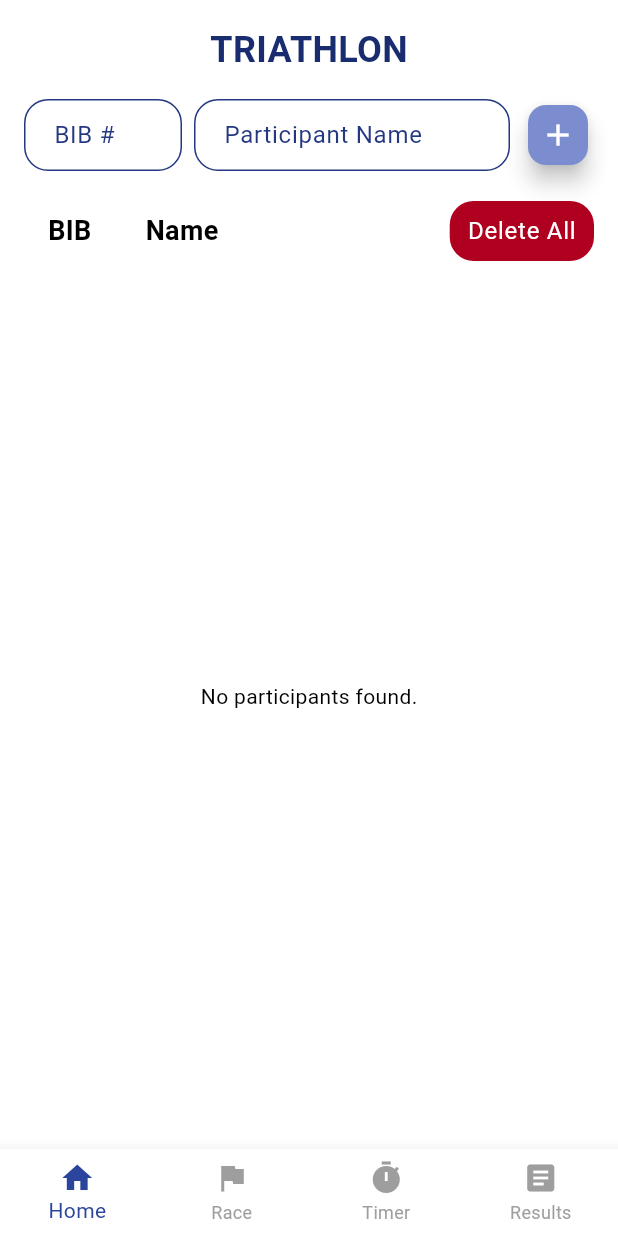
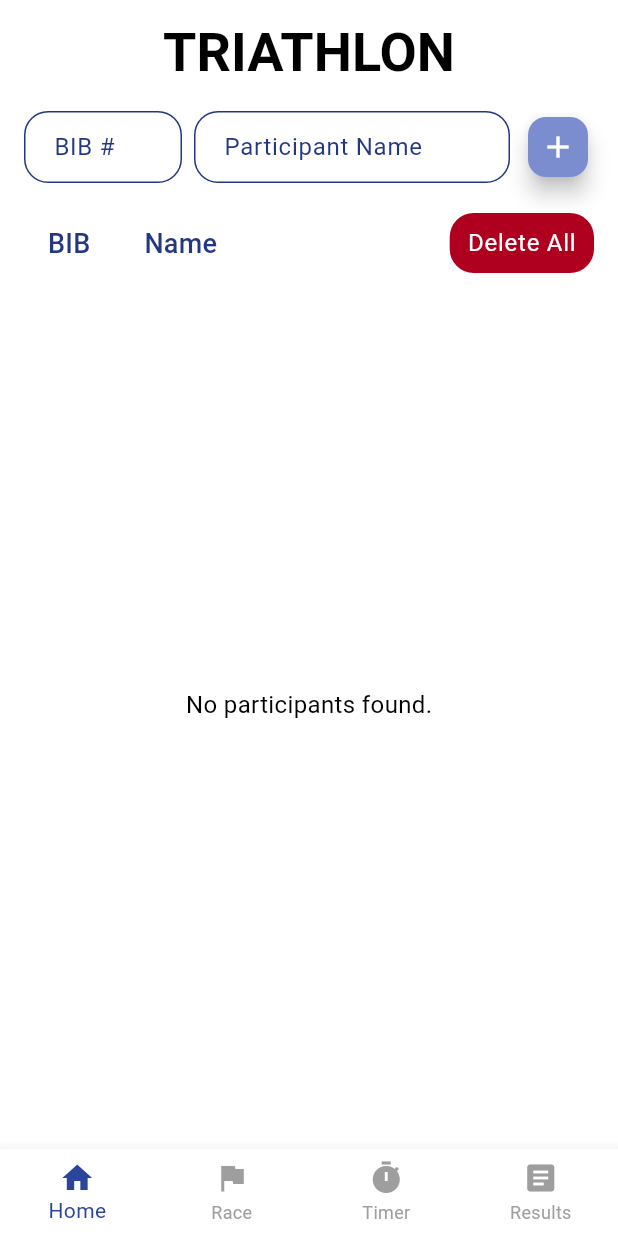
Before and after one commit to SamnangKong426/sport_chrono, a Flutter app: the screen it shows after launch, on a phone screen of 412 x 824 dp. Run offline on Flutter 3.47's test engine with Material 3 defaults, Android fonts, the phone set to English and light mode, and no system bars; our stand-ins replace cloud_firestore, firebase_core; missing offline and left inert: dart:html; accounts and stored records are empty; Roboto replaces fonts that are missing (Poppins); statements that could not run were skipped.

Commit message:
Add App-Theme and already apply it on participant_view.dart

```diff
--- /dev/null
+++ b/lib/themes/app_colors.dart
@@ -0,0 +1,12 @@
+// lib/theme/app_colors.dart
+
+import 'package:flutter/material.dart';
+
+class AppColors {
+  static const primary = Color(0xFF7B8DCF);
+  static const primaryDark = Color(0xFF243882);
+  static const secondary = Color(0xFF00C853);
+  static const background = Color(0xFFF9F9F9);
+  static const textPrimary = Color(0xFF212121);
+  static const textSecondary = Color(0xFF757575);
+}
--- /dev/null
+++ b/lib/themes/app_spacing.dart
@@ -0,0 +1,26 @@
+import 'package:flutter/material.dart';
+
+class AppSpacing {
+  // Padding
+  static const EdgeInsets screenPadding = EdgeInsets.symmetric(horizontal: 16.0, vertical: 12.0);
+  static const EdgeInsets horizontalPadding = EdgeInsets.symmetric(horizontal: 16.0);
+  static const EdgeInsets verticalPadding = EdgeInsets.symmetric(vertical: 12.0);
+  static const EdgeInsets all8 = EdgeInsets.all(8.0);
+  static const EdgeInsets all16 = EdgeInsets.all(16.0);
+  static const EdgeInsets all24 = EdgeInsets.all(24.0);
+
+  // Margin
+  static const EdgeInsets top8 = EdgeInsets.only(top: 8.0);
+  static const EdgeInsets bottom16 = EdgeInsets.only(bottom: 16.0);
+  static const EdgeInsets horizontal24 = EdgeInsets.symmetric(horizontal: 24.0);
+
+  // Spacing between widgets (SizedBox)
+  static const SizedBox gapH4 = SizedBox(height: 4.0);
+  static const SizedBox gapW4 = SizedBox(width: 4.0);
+  static const SizedBox gapH8 = SizedBox(height: 8.0);
+  static const SizedBox gapW8 = SizedBox(width: 8.0);
+  static const SizedBox gapH16 = SizedBox(height: 16.0);
+  static const SizedBox gapW16 = SizedBox(width: 16.0);
+  static const SizedBox gapH24 = SizedBox(height: 24.0);
+  static const SizedBox gapW24 = SizedBox(width: 24.0);
+}
--- /dev/null
+++ b/lib/themes/app_text_styles.dart
@@ -0,0 +1,18 @@
+import 'package:flutter/material.dart';
+import 'app_colors.dart';
+
+class AppTextStyles {
+  static const textTheme = TextTheme(
+    headlineLarge: TextStyle(fontSize: 26, fontWeight: FontWeight.bold),
+    headlineMedium: TextStyle(fontSize: 48, fontWeight: FontWeight.bold),
+    titleLarge: TextStyle(fontSize: 36, fontWeight: FontWeight.bold),
+    titleMedium: TextStyle(
+      fontSize: 18,
+      fontWeight: FontWeight.w500,
+      color: AppColors.primaryDark,
+    ),
+    bodyLarge: TextStyle(fontSize: 16, color: AppColors.primary),
+    bodyMedium: TextStyle(fontSize: 16),
+    bodySmall: TextStyle(fontSize: 14, color: Colors.grey),
+  );
+}
--- a/lib/themes/app_theme.dart
+++ b/lib/themes/app_theme.dart
@@ -1,29 +1,68 @@
+// import 'package:flutter/material.dart';
+
+// class AppTheme {
+//   // Colors
+//   static const Color primaryColor = Color(0xFF7B8DCF);
+//   static const Color selectedColor = Color(0xFF243882);
+
+//   // Themedata
+//   static final ThemeData light = ThemeData(
+//     primaryColor: primaryColor,
+//     colorScheme: ColorScheme.light(
+//       primary: primaryColor,
+//       secondary: selectedColor,
+//     ),
+//     scaffoldBackgroundColor: Colors.white,
+
+//     textTheme: const TextTheme(
+//       headlineMedium: TextStyle(fontSize: 48, fontWeight: FontWeight.bold),
+//       titleLarge: TextStyle(fontSize: 36, fontWeight: FontWeight.bold),
+//       bodyLarge: TextStyle(color: primaryColor, fontSize: 16),
+//       titleMedium: TextStyle(color: selectedColor, fontSize: 16),
+//     ),
+
+//     elevatedButtonTheme: ElevatedButtonThemeData(
+//       style: ElevatedButton.styleFrom(
+//         backgroundColor: Colors.green,
+//         shape: RoundedRectangleBorder(borderRadius: BorderRadius.circular(8)),
+//       ),
+//     ),
+
+//     inputDecorationTheme: InputDecorationTheme(
+//       contentPadding: const EdgeInsets.symmetric(horizontal: 16),
+//       border: OutlineInputBorder(borderRadius: BorderRadius.circular(16)),
+//       enabledBorder: OutlineInputBorder(
+//         borderRadius: BorderRadius.circular(16),
+//         borderSide: const BorderSide(color: selectedColor),
+//       ),
+//       focusedBorder: OutlineInputBorder(
+//         borderRadius: BorderRadius.circular(16),
+//         borderSide: const BorderSide(color: selectedColor, width: 2),
+//       ),
+//       prefixIconColor: selectedColor,
+//       hintStyle: const TextStyle(color: selectedColor, fontSize: 16),
+//     ),
+//   );
+// }
+
 import 'package:flutter/material.dart';
+import 'app_colors.dart';
+import 'app_text_styles.dart';
 
 class AppTheme {
-  // Colors
-  static const Color primaryColor = Color(0xFF7B8DCF);
-  static const Color selectedColor = Color(0xFF243882);
-
-  // Themedata
   static final ThemeData light = ThemeData(
-    primaryColor: primaryColor,
-    colorScheme: ColorScheme.light(
-      primary: primaryColor,
-      secondary: selectedColor,
+    primaryColor: AppColors.primary,
+    colorScheme: const ColorScheme.light(
+      primary: AppColors.primary,
+      secondary: AppColors.primaryDark,
     ),
     scaffoldBackgroundColor: Colors.white,
 
-    textTheme: const TextTheme(
-      headlineMedium: TextStyle(fontSize: 48, fontWeight: FontWeight.bold),
-      titleLarge: TextStyle(fontSize: 36, fontWeight: FontWeight.bold),
-      bodyLarge: TextStyle(color: primaryColor, fontSize: 16),
-      titleMedium: TextStyle(color: selectedColor, fontSize: 16),
-    ),
+    textTheme: AppTextStyles.textTheme,
 
     elevatedButtonTheme: ElevatedButtonThemeData(
       style: ElevatedButton.styleFrom(
-        backgroundColor: Colors.green,
+        backgroundColor: Colors.green, // Consider using AppColors.secondary
         shape: RoundedRectangleBorder(borderRadius: BorderRadius.circular(8)),
       ),
     ),
@@ -33,14 +72,14 @@ class AppTheme {
       border: OutlineInputBorder(borderRadius: BorderRadius.circular(16)),
       enabledBorder: OutlineInputBorder(
         borderRadius: BorderRadius.circular(16),
-        borderSide: const BorderSide(color: selectedColor),
+        borderSide: const BorderSide(color: AppColors.primaryDark),
       ),
       focusedBorder: OutlineInputBorder(
         borderRadius: BorderRadius.circular(16),
-        borderSide: const BorderSide(color: selectedColor, width: 2),
+        borderSide: const BorderSide(color: AppColors.primaryDark, width: 2),
       ),
-      prefixIconColor: selectedColor,
-      hintStyle: const TextStyle(color: selectedColor, fontSize: 16),
+      prefixIconColor: AppColors.primaryDark,
+      hintStyle: const TextStyle(color: AppColors.primaryDark, fontSize: 16),
     ),
   );
 }
--- a/lib/views/participant_view.dart
+++ b/lib/views/participant_view.dart
@@ -3,9 +3,12 @@ import 'package:provider/provider.dart';
 import 'package:sport_chrono/models/participant_model.dart';
 import 'package:sport_chrono/viewmodels/participant_viewmodel.dart';
 import 'package:sport_chrono/widgets/participant_list_item_widgets_views.dart';
+// import 'package:sport_chrono/themes/app_colors.dart';
+import 'package:sport_chrono/themes/app_spacing.dart';
+// import 'package:sport_chrono/themes/app_text_styles.dart';
 
 class ParticipantView extends StatefulWidget {
-  const ParticipantView({Key? key}) : super(key: key);
+  const ParticipantView({super.key});
 
   @override
   State<ParticipantView> createState() => _ParticipantViewtate();
@@ -21,37 +24,27 @@ class _ParticipantViewtate extends State<ParticipantView> {
   }
 
   @override
-  void dispose() {
-    super.dispose();
-  }
-
-  @override
   Widget build(BuildContext context) {
     return Scaffold(
       body: SafeArea(
         child: Padding(
-          padding: const EdgeInsets.all(16.0),
+          padding: AppSpacing.screenPadding,
           child: Column(
             crossAxisAlignment: CrossAxisAlignment.start,
             children: [
               Center(
                 child: Text(
                   'TRIATHLON',
-                  style: TextStyle(
-                    fontSize: 24,
-                    fontFamily: 'Poppins',
-                    fontWeight: FontWeight.bold,
-                    color: Color(0xFF1A2C70),
-                  ),
+                  style: Theme.of(context).textTheme.titleLarge,
                 ),
               ),
-              const SizedBox(height: 16),
+              AppSpacing.gapH16,
               _buildParticipantInputRow(),
-              const SizedBox(height: 16),
+              AppSpacing.gapH16,
               _buildParticipantListHeader(),
-              const SizedBox(height: 16),
+              AppSpacing.gapH16,
               Expanded(child: _buildParticipantList()),
-              const SizedBox(height: 16),
+              AppSpacing.gapH16,
             ],
           ),
         ),
@@ -71,7 +64,7 @@ class _ParticipantViewtate extends State<ParticipantView> {
             keyboardType: TextInputType.number,
           ),
         ),
-        const SizedBox(width: 8),
+        AppSpacing.gapW8,
         Expanded(
           flex: 2,
           child: TextField(
@@ -80,7 +73,7 @@ class _ParticipantViewtate extends State<ParticipantView> {
             decoration: const InputDecoration(hintText: 'Participant Name'),
           ),
         ),
-        const SizedBox(width: 8),
+        AppSpacing.gapW8,
         FloatingActionButton(
           mini: true,
           onPressed: () async {
@@ -90,7 +83,7 @@ class _ParticipantViewtate extends State<ParticipantView> {
                 const SnackBar(content: Text('BIB already exists')),
               );
             } else {
-              setState(() { /* rebuild list */ });
+              setState(() {});
             }
           },
           child: const Icon(Icons.add),
@@ -103,26 +96,12 @@ class _ParticipantViewtate extends State<ParticipantView> {
     return Row(
       mainAxisAlignment: MainAxisAlignment.spaceBetween,
       children: [
-        const Row(
+        Row(
           children: [
-            SizedBox(width: 16),
-            Text(
-              'BIB',
-              style: TextStyle(
-                fontSize: 18,
-                fontFamily: 'Poppins',
-                fontWeight: FontWeight.bold,
-              ),
-            ),
-            SizedBox(width: 36),
-            Text(
-              'Name',
-              style: TextStyle(
-                fontSize: 18,
-                fontFamily: 'Poppins',
-                fontWeight: FontWeight.bold,
-              ),
-            ),
+            AppSpacing.gapW16,
+            Text('BIB', style: Theme.of(context).textTheme.titleMedium),
+            const SizedBox(width: 36),
+            Text('Name', style: Theme.of(context).textTheme.titleMedium),
           ],
         ),
         TextButton(
@@ -167,7 +146,7 @@ class _ParticipantViewtate extends State<ParticipantView> {
                 participant: participant,
                 onDelete: () async {
                   await _viewModel.deleteParticipant(participant.bib);
-                  setState(() {}); // Refresh the list after deletion
+                  setState(() {});
                 },
               );
             },
--- a/pubspec.yaml
+++ b/pubspec.yaml
@@ -67,8 +67,8 @@ flutter:
 
   # To add assets to your application, add an assets section, like this:
   assets:
-    # - assets/images/
-    # - assets/icons/
+    - assets/images/
+    - assets/icons/
 
   # An image asset can refer to one or more resolution-specific "variants", see
   # https://flutter.dev/to/resolution-aware-images
```
